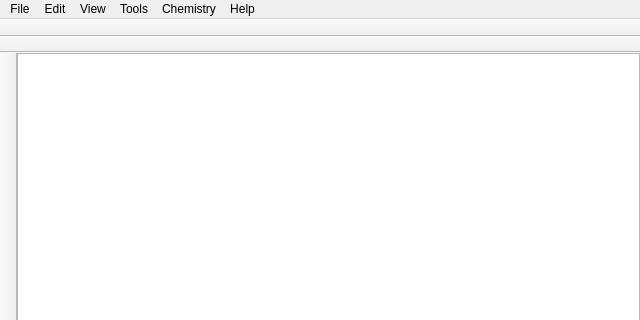
Old version of the form data/mainwindow.ui in the repository ksharindam/chemcanvas; both pictures show x 0 to 640 and y 0 to 320 of the 640 by 480 pixel window.
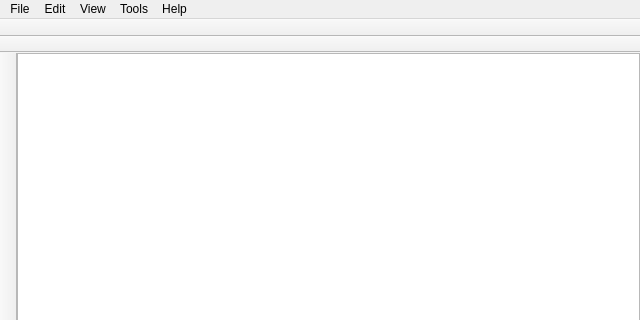
New version of the form. Icons and pictures are not drawn.

```diff
--- a/data/mainwindow.ui
+++ b/data/mainwindow.ui
@@ -70,13 +70,6 @@
      <string>View</string>
     </property>
    </widget>
-   <widget class="QMenu" name="menuChemistry">
-    <property name="title">
-     <string>Chemistry</string>
-    </property>
-    <addaction name="actionGenSmiles"/>
-    <addaction name="actionReadSmiles"/>
-   </widget>
    <widget class="QMenu" name="menuTools">
     <property name="title">
      <string>Tools</string>
@@ -91,7 +84,6 @@
    <addaction name="menuEdit"/>
    <addaction name="menuView"/>
    <addaction name="menuTools"/>
-   <addaction name="menuChemistry"/>
    <addaction name="menuHelp"/>
   </widget>
   <widget class="QStatusBar" name="statusbar"/>
```
Left out of the diff: 14 changed lines with no effect on the pictures.
